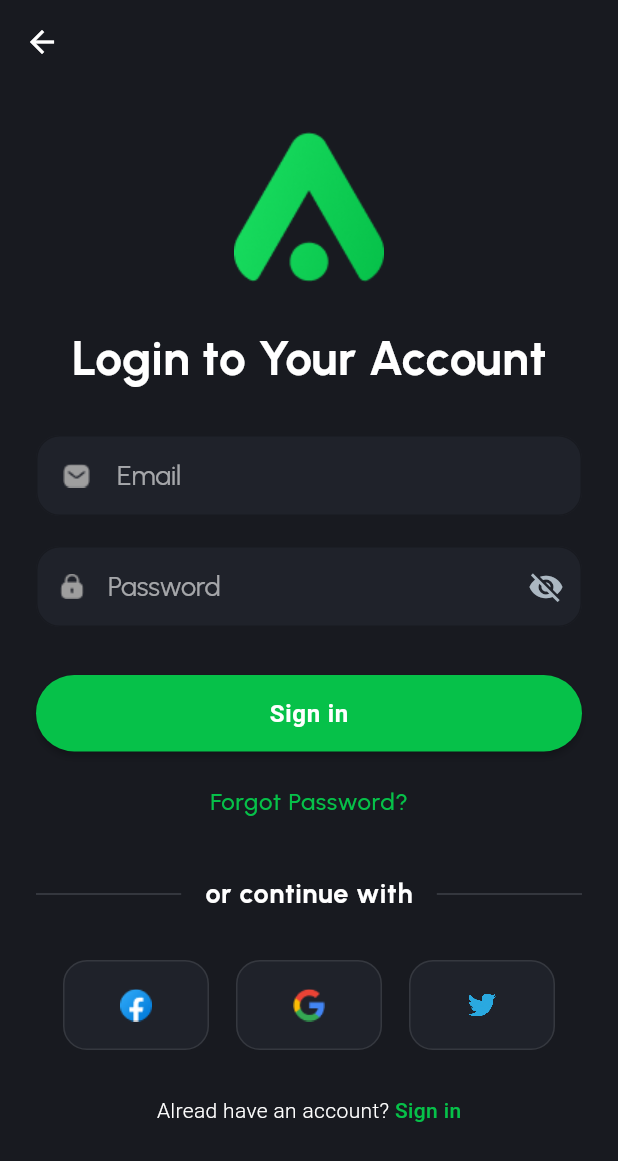
After one commit to AdityaAde/wibupedia, a Flutter app: the LoginEmailPage screen opened directly, on a phone screen of 412 x 824 dp. The commit adds this screen. Shown: the top 1161 px of the screen. Run offline on Flutter 3.47's test engine with Material 2 defaults, Android fonts, the phone set to English and light mode, and no system bars; our stand-ins replace auto_route, cached_network_image, dio, flutter_bloc, flutter_screenutil, get_it and 4 more; missing offline and left inert: curl_logger_dio_interceptor; accounts and stored records are empty; statements that could not run were skipped.

Commit message:
build: prototype ui login using email

```diff
--- a/lib/component/route/routers.dart
+++ b/lib/component/route/routers.dart
@@ -16,9 +16,16 @@ class AppRouter extends $AppRouter {
           path: '/',
           children: [
             AutoRoute(
-              initial: true,
+              page: RegisterRoute.page,
+              path: 'register',
+            ),
+            AutoRoute(
               page: LoginRoute.page,
               path: 'login',
+            ),
+            AutoRoute(
+              page: LoginEmailRoute.page,
+              path: 'login-email',
             ),
           ],
         ),
--- a/lib/component/route/wrapper/authentication_wrapper.dart
+++ b/lib/component/route/wrapper/authentication_wrapper.dart
@@ -18,7 +18,7 @@ class AuthenticationWrapper extends StatelessWidget
   @override
   Widget wrappedRoute(BuildContext context) {
     return BlocProvider(
-      /// TODO: Change this cubit soon
+      /// TODO: Change this cubit Authentication
       create: (context) => getIt<TestCubit>(),
       child: this,
     );
--- a/lib/gen/assets.gen.dart
+++ b/lib/gen/assets.gen.dart
@@ -40,6 +40,10 @@ class $GoogleFontsGen {
 class $AssetsIconsGen {
   const $AssetsIconsGen();
 
+  /// File path: assets/icons/email-icon.png
+  AssetGenImage get emailIcon =>
+      const AssetGenImage('assets/icons/email-icon.png');
+
   /// File path: assets/icons/facebook-icon.png
   AssetGenImage get facebookIcon =>
       const AssetGenImage('assets/icons/facebook-icon.png');
@@ -48,12 +52,17 @@ class $AssetsIconsGen {
   AssetGenImage get googleIcon =>
       const AssetGenImage('assets/icons/google-icon.png');
 
+  /// File path: assets/icons/lock-icon.png
+  AssetGenImage get lockIcon =>
+      const AssetGenImage('assets/icons/lock-icon.png');
+
   /// File path: assets/icons/twitter-icon.png
   AssetGenImage get twitterIcon =>
       const AssetGenImage('assets/icons/twitter-icon.png');
 
   /// List of all assets
-  List<AssetGenImage> get values => [facebookIcon, googleIcon, twitterIcon];
+  List<AssetGenImage> get values =>
+      [emailIcon, facebookIcon, googleIcon, lockIcon, twitterIcon];
 }
 
 class $AssetsImagesGen {
@@ -62,12 +71,26 @@ class $AssetsImagesGen {
   /// File path: assets/images/lets-in.png
   AssetGenImage get letsIn => const AssetGenImage('assets/images/lets-in.png');
 
+  /// File path: assets/images/logo.png
+  AssetGenImage get logo => const AssetGenImage('assets/images/logo.png');
+
   /// File path: assets/images/onboarding.png
   AssetGenImage get onboarding =>
       const AssetGenImage('assets/images/onboarding.png');
 
   /// List of all assets
-  List<AssetGenImage> get values => [letsIn, onboarding];
+  List<AssetGenImage> get values => [letsIn, logo, onboarding];
+}
+
+class $AssetsLottieGen {
+  const $AssetsLottieGen();
+
+  /// File path: assets/lottie/Animation - 1700631509715.json
+  String get animation1700631509715 =>
+      'assets/lottie/Animation - 1700631509715.json';
+
+  /// List of all assets
+  List<String> get values => [animation1700631509715];
 }
 
 class Assets {
@@ -75,6 +98,7 @@ class Assets {
 
   static const $AssetsIconsGen icons = $AssetsIconsGen();
   static const $AssetsImagesGen images = $AssetsImagesGen();
+  static const $AssetsLottieGen lottie = $AssetsLottieGen();
   static const $GoogleFontsGen googleFonts = $GoogleFontsGen();
 }
 
--- a/lib/modules/authentication/authentication.dart
+++ b/lib/modules/authentication/authentication.dart
@@ -1,2 +1,3 @@
 export 'login/login.dart';
+export 'login_email/login_email.dart';
 export 'register/register.dart';
--- a/lib/modules/authentication/login/widgets/signin_widget.dart
+++ b/lib/modules/authentication/login/widgets/signin_widget.dart
@@ -1,5 +1,7 @@
+import 'package:auto_route/auto_route.dart';
 import 'package:flutter/material.dart';
 
+import '../../../../component/route/routers.gr.dart';
 import '../../../../component/theme/theme.dart';
 import '../../../../gen/assets.gen.dart';
 import '../../../../widgets/widgets.dart';
@@ -32,17 +34,19 @@ class SigninWidget extends StatelessWidget {
           width: double.infinity,
           child: Row(
             mainAxisAlignment: MainAxisAlignment.spaceBetween,
-            children: const [
-              Expanded(
+            children: [
+              const Expanded(
                 child: Divider(
                   color: AppColor.dark3,
                   thickness: 1.3,
                 ),
               ),
-              SizedBox(width: 16),
-              Text('or'),
-              SizedBox(width: 16),
-              Expanded(
+              const SizedBox(width: 16),
+              Text('or',
+                  style: AppStyle.materialTextStyle.bodyLarge
+                      ?.copyWith(fontSize: 18, fontWeight: FontWeight.bold)),
+              const SizedBox(width: 16),
+              const Expanded(
                 child: Divider(
                   color: AppColor.dark3,
                   thickness: 1.3,
@@ -53,8 +57,8 @@ class SigninWidget extends StatelessWidget {
         ),
         const SizedBox(height: 18),
         ElevatedButton(
-          onPressed: () {},
           child: const Text('Sign in with email'),
+          onPressed: () => context.pushRoute(const LoginEmailRoute()),
         ),
         const SizedBox(height: 18),
       ],
--- /dev/null
+++ b/lib/modules/authentication/login_email/login_email.dart
@@ -0,0 +1 @@
+export 'login_email_page.dart';
--- /dev/null
+++ b/lib/modules/authentication/login_email/login_email_page.dart
@@ -0,0 +1,122 @@
+import 'package:auto_route/auto_route.dart';
+import 'package:flutter/material.dart';
+import 'package:wibupedia/gen/assets.gen.dart';
+
+import '../../../component/theme/theme.dart';
+import '../../../widgets/widgets.dart';
+
+@RoutePage()
+class LoginEmailPage extends StatelessWidget {
+  const LoginEmailPage({super.key});
+
+  @override
+  Widget build(BuildContext context) {
+    return Scaffold(
+      appBar: AppBar(),
+      body: Padding(
+        padding: const EdgeInsets.symmetric(horizontal: 24),
+        child: Column(
+          children: [
+            Padding(
+              padding: const EdgeInsets.symmetric(vertical: 32),
+              child: Assets.images.logo.image(),
+            ),
+            Text(
+              'Login to Your Account',
+              style: AppStyle.materialTextStyle.headlineLarge,
+            ),
+            const SizedBox(height: 32),
+            TextfieldElipticalWidget(
+              hint: 'Email',
+              prefixIcon: Assets.icons.emailIcon.image(),
+            ),
+            const SizedBox(height: 20),
+            TextfieldElipticalWidget(
+              hint: 'Password',
+              prefixIcon: Assets.icons.lockIcon.image(),
+              suffixIcon: IconButton(
+                onPressed: () {},
+                icon: const Icon(
+                  Icons.visibility_off,
+                  color: AppColor.ink03,
+                ),
+              ),
+            ),
+            const SizedBox(height: 32),
+            ElevatedButton(onPressed: () {}, child: const Text('Sign in')),
+            const SizedBox(height: 24),
+            Text(
+              'Forgot Password?',
+              style: AppStyle.materialTextStyle.bodyLarge?.copyWith(
+                  fontWeight: FontWeight.w500, color: AppColor.primary500),
+            ),
+            const SizedBox(height: 32),
+            SizedBox(
+              height: 40,
+              width: double.infinity,
+              child: Row(
+                mainAxisAlignment: MainAxisAlignment.spaceBetween,
+                children: [
+                  const Expanded(
+                    child: Divider(
+                      color: AppColor.dark3,
+                      thickness: 1.3,
+                    ),
+                  ),
+                  const SizedBox(width: 16),
+                  Text('or continue with',
+                      style: AppStyle.materialTextStyle.bodyLarge?.copyWith(
+                          fontSize: 18, fontWeight: FontWeight.bold)),
+                  const SizedBox(width: 16),
+                  const Expanded(
+                    child: Divider(
+                      color: AppColor.dark3,
+                      thickness: 1.3,
+                    ),
+                  ),
+                ],
+              ),
+            ),
+            const SizedBox(height: 24),
+            Container(
+              padding: const EdgeInsets.symmetric(horizontal: 18),
+              height: 60,
+              child: Row(
+                children: [
+                  SosmedButtonWidget(
+                    sosmedIcon: Assets.icons.facebookIcon.image(),
+                  ),
+                  const SizedBox(width: 18),
+                  SosmedButtonWidget(
+                    sosmedIcon: Assets.icons.googleIcon.image(),
+                  ),
+                  const SizedBox(width: 18),
+                  SosmedButtonWidget(
+                    sosmedIcon: Assets.icons.twitterIcon.image(),
+                  ),
+                ],
+              ),
+            ),
+            const SizedBox(height: 32),
+            RichText(
+              text: TextSpan(
+                text: 'Alread have an account? ',
+                style: AppStyle.materialTextStyle.bodyMedium
+                    ?.copyWith(fontWeight: FontWeight.w300),
+                children: <TextSpan>[
+                  TextSpan(
+                    text: 'Sign in',
+                    style: AppStyle.materialTextStyle.bodyMedium?.copyWith(
+                      color: AppColor.primary500,
+                      fontWeight: FontWeight.w500,
+                    ),
+                  ),
+                ],
+              ),
+            ),
+          ],
+        ),
+      ),
+    );
+  }
+}
--- a/lib/modules/authentication/register/register.dart
+++ b/lib/modules/authentication/register/register.dart
@@ -0,0 +1 @@
+export 'register_page.dart';
--- /dev/null
+++ b/lib/modules/authentication/register/register_page.dart
@@ -0,0 +1,12 @@
+import 'package:auto_route/auto_route.dart';
+import 'package:flutter/material.dart';
+
+@RoutePage()
+class RegisterPage extends StatelessWidget {
+  const RegisterPage({super.key});
+
+  @override
+  Widget build(BuildContext context) {
+    return const Placeholder();
+  }
+}
--- /dev/null
+++ b/lib/widgets/sosmed_button_widget.dart
@@ -0,0 +1,29 @@
+import 'package:flutter/material.dart';
+
+import '../component/theme/theme.dart';
+
+class SosmedButtonWidget extends StatelessWidget {
+  const SosmedButtonWidget({
+    super.key,
+    required this.sosmedIcon,
+    this.onTap,
+  });
+
+  final Widget sosmedIcon;
+  final VoidCallback? onTap;
+
+  @override
+  Widget build(BuildContext context) {
+    return Expanded(
+      child: Container(
+        decoration: BoxDecoration(
+          color: AppColor.dark2,
+          border: Border.all(color: AppColor.dark3),
+          borderRadius: BorderRadius.circular(16),
+        ),
+        padding: const EdgeInsets.symmetric(horizontal: 32, vertical: 18),
+        child: Center(child: sosmedIcon),
+      ),
+    );
+  }
+}
--- /dev/null
+++ b/lib/widgets/textfield_eliptical_widget.dart
@@ -0,0 +1,44 @@
+import 'package:flutter/material.dart';
+
+import '../component/theme/theme.dart';
+
+class TextfieldElipticalWidget extends StatelessWidget {
+  const TextfieldElipticalWidget({
+    super.key,
+    required this.hint,
+    this.prefixIcon,
+    this.suffixIcon,
+    this.controller,
+  });
+
+  final String hint;
+  final Widget? prefixIcon;
+  final Widget? suffixIcon;
+  final TextEditingController? controller;
+
+  @override
+  Widget build(BuildContext context) {
+    return TextFormField(
+      controller: controller,
+      decoration: InputDecoration(
+        filled: true,
+        fillColor: AppColor.dark2,
+        prefixIcon: prefixIcon,
+        suffixIcon: suffixIcon,
+        hintText: hint,
+        contentPadding: const EdgeInsets.all(16),
+        border: OutlineInputBorder(
+          borderRadius: BorderRadius.circular(16.0),
+        ),
+        enabledBorder: OutlineInputBorder(
+          borderSide: const BorderSide(color: AppColor.dark1),
+          borderRadius: BorderRadius.circular(16.0),
+        ),
+        focusedBorder: OutlineInputBorder(
+          borderSide: const BorderSide(color: AppColor.primary500),
+          borderRadius: BorderRadius.circular(16.0),
+        ),
+      ),
+    );
+  }
+}
--- a/lib/widgets/widgets.dart
+++ b/lib/widgets/widgets.dart
@@ -1,3 +1,5 @@
 export 'image_cached_widget.dart';
 export 'shimmer_effect_widget.dart';
 export 'button_widget.dart';
+export 'textfield_eliptical_widget.dart';
+export 'sosmed_button_widget.dart';
```
Also changed, not shown: assets/icons/email-icon.png (added), assets/icons/lock-icon.png (added), assets/images/logo.png (added), lib/component/route/routers.gr.dart, 1 other file.
